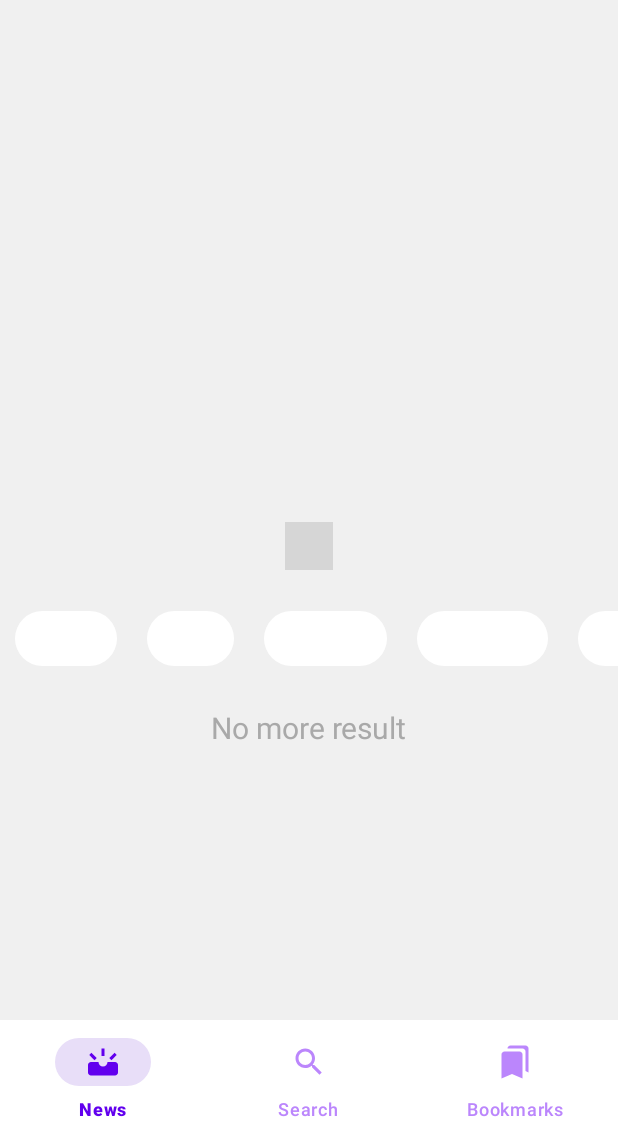
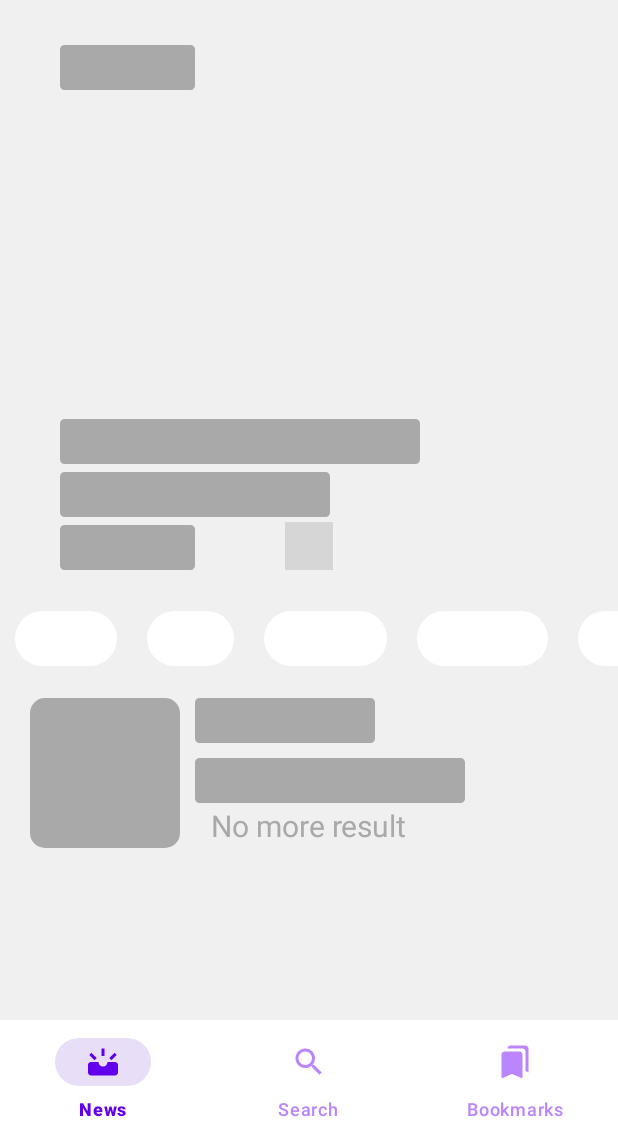
Before and after one commit to iamoscarliang/flow, an Android app: the screen it shows after launch (MainActivity), on a phone screen of 412 x 824 dp, the part 96-1236 px from its top. Run offline under Robolectric (Android 15) with nearby library versions, the phone set to English and light mode, and no system bars; our stand-ins replace Room's generated code, Shimmer, data binding; plain views replace DotsIndicator; pictures from the network do not load; 4 statements that could not run were skipped; grey boxes are pictures that could not be loaded.

Commit message:
Add shimmer layout

```diff
--- a/app/src/main/res/layout/fragment_news.xml
+++ b/app/src/main/res/layout/fragment_news.xml
@@ -39,7 +39,6 @@
         android:id="@+id/swipe_refresh_layout"
         android:layout_width="match_parent"
         android:layout_height="match_parent"
-        app:layout_behavior="@string/appbar_scrolling_view_behavior"
         app:onRefreshListener="@{() -> listener.retry()}"
         app:refreshHide="@{latestNews.state == State.LOADING &amp;&amp; news.state == State.LOADING}">
 
@@ -79,6 +78,7 @@
                             android:layout_width="wrap_content"
                             android:layout_height="wrap_content"
                             android:layout_marginBottom="@dimen/margin_large"
+                            app:showHide="@{latestNews.data.size() != 0}"
                             app:dotsColor="@color/gray_500"
                             app:dotsSize="@dimen/image_dot_height"
                             app:dotsSpacing="@dimen/margin_small"
@@ -88,6 +88,19 @@
                             app:layout_constraintStart_toStartOf="parent"
                             app:progressMode="false"
                             app:selectedDotColor="@color/purple_500" />
+
+                        <com.facebook.shimmer.ShimmerFrameLayout
+                            android:layout_width="match_parent"
+                            android:layout_height="wrap_content"
+                            app:layout_constraintEnd_toEndOf="parent"
+                            app:layout_constraintStart_toStartOf="parent"
+                            app:layout_constraintTop_toTopOf="parent"
+                            app:shimmer_auto_start="true"
+                            app:showHide="@{latestNews.state == State.LOADING &amp;&amp; latestNews.data.size() == 0}">
+
+                            <include layout="@layout/layout_latest_news_item_shimmer" />
+
+                        </com.facebook.shimmer.ShimmerFrameLayout>
 
                     </androidx.constraintlayout.widget.ConstraintLayout>
 
@@ -145,6 +158,19 @@
                         app:layout_constraintEnd_toEndOf="parent"
                         app:layout_constraintStart_toStartOf="parent" />
 
+                    <com.facebook.shimmer.ShimmerFrameLayout
+                        android:layout_width="match_parent"
+                        android:layout_height="wrap_content"
+                        app:layout_constraintEnd_toEndOf="parent"
+                        app:layout_constraintStart_toStartOf="parent"
+                        app:layout_constraintTop_toTopOf="parent"
+                        app:shimmer_auto_start="true"
+                        app:showHide="@{news.state == State.LOADING &amp;&amp; news.data.size() == 0}">
+
+                            <include layout="@layout/layout_news_item_shimmer" />
+
+                    </com.facebook.shimmer.ShimmerFrameLayout>
+
                 </androidx.constraintlayout.widget.ConstraintLayout>
 
             </androidx.core.widget.NestedScrollView>
--- /dev/null
+++ b/app/src/main/res/layout/layout_latest_news_item_shimmer.xml
@@ -0,0 +1,60 @@
+<?xml version="1.0" encoding="utf-8"?>
+<androidx.constraintlayout.widget.ConstraintLayout xmlns:android="http://schemas.android.com/apk/res/android"
+    android:layout_width="match_parent"
+    android:layout_height="@dimen/layout_latest_news_item_height"
+    xmlns:app="http://schemas.android.com/apk/res-auto"
+    android:layout_marginStart="@dimen/margin_large"
+    android:layout_marginTop="@dimen/margin_medium"
+    android:layout_marginEnd="@dimen/margin_large"
+    android:layout_marginBottom="@dimen/margin_medium">
+
+    <com.google.android.material.imageview.ShapeableImageView
+        android:id="@+id/text_source"
+        android:layout_width="0dp"
+        android:layout_height="@dimen/interval_small"
+        android:layout_margin="@dimen/margin_large"
+        app:layout_constraintDimensionRatio="3:1"
+        android:background="@color/gray_500"
+        app:layout_constraintTop_toTopOf="parent"
+        app:layout_constraintStart_toStartOf="parent"
+        app:shapeAppearanceOverlay="@style/RoundedRectangle"/>
+
+    <com.google.android.material.imageview.ShapeableImageView
+        android:id="@+id/text_title"
+        android:layout_width="0dp"
+        android:layout_height="@dimen/interval_small"
+        android:layout_marginStart="@dimen/margin_large"
+        android:layout_marginEnd="@dimen/margin_large"
+        android:layout_marginBottom="@dimen/margin_small"
+        android:background="@color/gray_500"
+        app:layout_constraintDimensionRatio="8:1"
+        app:layout_constraintBottom_toTopOf="@id/text_body"
+        app:layout_constraintStart_toStartOf="parent"
+        app:shapeAppearanceOverlay="@style/RoundedRectangle"/>
+
+    <com.google.android.material.imageview.ShapeableImageView
+        android:id="@+id/text_body"
+        android:layout_width="0dp"
+        android:layout_height="@dimen/interval_small"
+        android:layout_marginStart="@dimen/margin_large"
+        android:layout_marginEnd="@dimen/margin_large"
+        android:layout_marginBottom="@dimen/margin_small"
+        android:background="@color/gray_500"
+        app:layout_constraintDimensionRatio="6:1"
+        app:layout_constraintBottom_toTopOf="@id/text_date"
+        app:layout_constraintStart_toStartOf="parent"
+        app:shapeAppearanceOverlay="@style/RoundedRectangle"/>
+
+    <com.google.android.material.imageview.ShapeableImageView
+        android:id="@+id/text_date"
+        android:layout_width="0dp"
+        android:layout_height="@dimen/interval_small"
+        android:layout_marginStart="@dimen/margin_large"
+        android:layout_marginBottom="@dimen/interval_small"
+        app:layout_constraintDimensionRatio="3:1"
+        android:background="@color/gray_500"
+        app:layout_constraintBottom_toBottomOf="parent"
+        app:layout_constraintStart_toStartOf="parent"
+        app:shapeAppearanceOverlay="@style/RoundedRectangle"/>
+
+</androidx.constraintlayout.widget.ConstraintLayout>
--- a/app/src/main/res/layout/layout_news_item.xml
+++ b/app/src/main/res/layout/layout_news_item.xml
@@ -45,19 +45,18 @@
                 android:id="@+id/text_source"
                 android:layout_width="wrap_content"
                 android:layout_height="wrap_content"
+                android:layout_margin="@dimen/margin_medium"
+                android:background="@drawable/ic_label"
+                android:backgroundTint="@color/purple_500"
+                android:paddingStart="@dimen/margin_medium"
+                android:paddingTop="@dimen/padding_large"
+                android:paddingEnd="@dimen/margin_medium"
+                android:paddingBottom="@dimen/padding_large"
                 android:text="@{news.source.title}"
                 android:textColor="@color/white"
-                android:paddingStart="@dimen/margin_medium"
-                android:paddingTop="@dimen/padding_large"
-                android:paddingBottom="@dimen/padding_large"
-                android:paddingEnd="@dimen/margin_medium"
-                android:background="@drawable/ic_label"
-                android:backgroundTint="@color/purple_500"
-                android:layout_margin="@dimen/margin_medium"
-                android:layout_marginBottom="@dimen/margin_small"
                 android:textSize="@dimen/text_body_small"
+                app:layout_constraintStart_toEndOf="@id/image_news"
                 app:layout_constraintTop_toTopOf="parent"
-                app:layout_constraintStart_toEndOf="@id/image_news"
                 tools:text="Source" />
 
             <ImageButton
@@ -67,9 +66,9 @@
                 android:layout_marginEnd="@dimen/margin_large"
                 android:background="@{news.bookmark ? @drawable/ic_bookmark : @drawable/ic_bookmark_border}"
                 android:backgroundTint="@{news.bookmark ? @color/purple_500 : @color/gray_500}"
-                app:layout_constraintTop_toTopOf="parent"
                 app:layout_constraintBottom_toTopOf="@id/text_title"
                 app:layout_constraintEnd_toEndOf="parent"
+                app:layout_constraintTop_toTopOf="parent"
                 tools:background="@drawable/ic_bookmark_border"
                 tools:backgroundTint="@color/gray_500" />
 
--- /dev/null
+++ b/app/src/main/res/layout/layout_news_item_shimmer.xml
@@ -0,0 +1,46 @@
+<?xml version="1.0" encoding="utf-8"?>
+<androidx.constraintlayout.widget.ConstraintLayout xmlns:android="http://schemas.android.com/apk/res/android"
+    xmlns:app="http://schemas.android.com/apk/res-auto"
+    android:layout_width="match_parent"
+    android:layout_height="@dimen/layout_news_item_height"
+    android:layout_marginStart="@dimen/margin_medium"
+    android:layout_marginTop="@dimen/margin_small"
+    android:layout_marginEnd="@dimen/margin_medium"
+    android:layout_marginBottom="@dimen/margin_medium">
+
+    <com.google.android.material.imageview.ShapeableImageView
+        android:id="@+id/image_news"
+        android:layout_width="0dp"
+        android:layout_height="0dp"
+        android:layout_margin="@dimen/margin_medium"
+        android:background="@color/gray_500"
+        app:layout_constraintBottom_toBottomOf="parent"
+        app:layout_constraintDimensionRatio="1:1"
+        app:layout_constraintStart_toStartOf="parent"
+        app:layout_constraintTop_toTopOf="parent"
+        app:shapeAppearanceOverlay="@style/RoundedRectangle" />
+
+    <com.google.android.material.imageview.ShapeableImageView
+        android:id="@+id/text_source"
+        android:layout_width="0dp"
+        android:layout_height="@dimen/interval_small"
+        android:layout_margin="@dimen/margin_medium"
+        android:background="@color/gray_500"
+        app:layout_constraintDimensionRatio="4:1"
+        app:layout_constraintStart_toEndOf="@id/image_news"
+        app:layout_constraintTop_toTopOf="parent"
+        app:shapeAppearanceOverlay="@style/RoundedRectangle" />
+
+    <com.google.android.material.imageview.ShapeableImageView
+        android:id="@+id/text_title"
+        android:layout_width="0dp"
+        android:layout_height="@dimen/interval_small"
+        android:layout_marginTop="@dimen/margin_medium"
+        android:layout_marginEnd="@dimen/margin_large"
+        android:background="@color/gray_500"
+        app:layout_constraintDimensionRatio="6:1"
+        app:layout_constraintStart_toStartOf="@id/text_source"
+        app:layout_constraintTop_toBottomOf="@id/text_source"
+        app:shapeAppearanceOverlay="@style/RoundedRectangle" />
+
+</androidx.constraintlayout.widget.ConstraintLayout>
```
